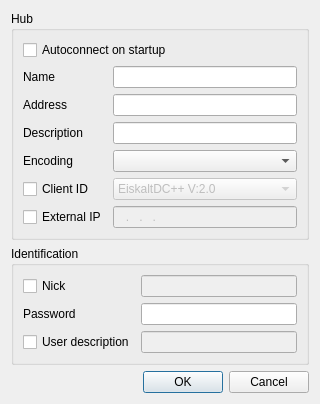
eiskaltdcpp/eiskaltdcpp, file eiskaltdcpp/ui/UIFavoriteHubEditor.ui: the form before one commit.
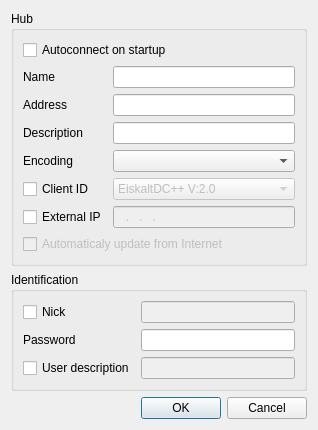
The form after the commit.

Commit message: autoupdating external ip from internet (for fav hubs)

Patch:
```diff
--- a/eiskaltdcpp/ui/UIFavoriteHubEditor.ui
+++ b/eiskaltdcpp/ui/UIFavoriteHubEditor.ui
@@ -6,7 +6,7 @@
    <rect>
     <x>0</x>
     <y>0</y>
-    <width>320</width>
+    <width>318</width>
     <height>365</height>
    </rect>
   </property>
@@ -128,6 +128,16 @@
         </property>
        </widget>
       </item>
+      <item row="7" column="0" colspan="2">
+       <widget class="QCheckBox" name="checkBox_USEINTERNET">
+        <property name="enabled">
+         <bool>false</bool>
+        </property>
+        <property name="text">
+         <string>Automaticaly update from Internet</string>
+        </property>
+       </widget>
+      </item>
      </layout>
     </widget>
    </item>
```
Left out of the diff: 56 changed lines with no effect on the pictures. The commit also changes 10 other files.
